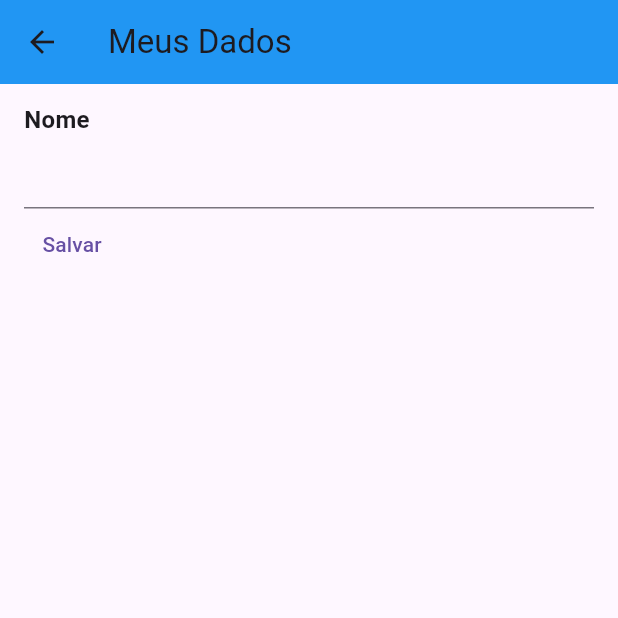
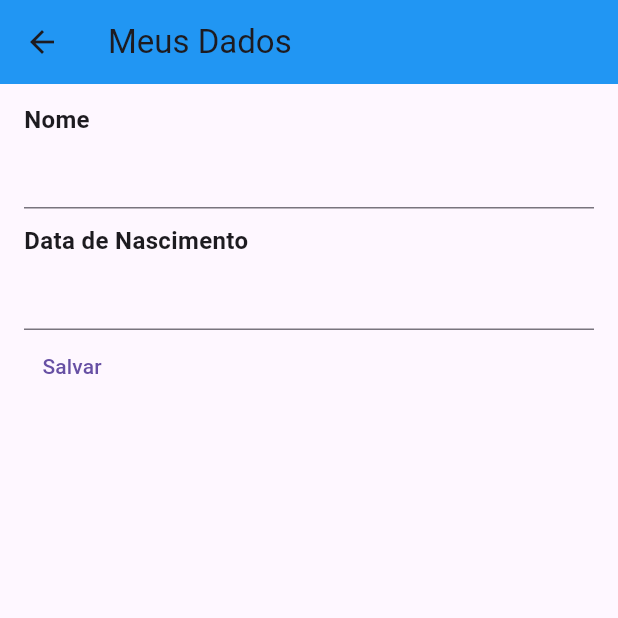
Before and after one commit to hywenklis/dart-flutter, a Flutter app: the DadosCadastraisPageMyWidget screen opened directly, on a phone screen of 412 x 824 dp, the top half of it. Run offline on Flutter 3.47's test engine with Material 3 defaults, Android fonts, the phone set to English and light mode, and no system bars; our stand-ins replace google_fonts; network calls fail.

Commit message:
Manipulando DatePicker

```diff
--- a/flutter/trilhaapp/lib/pages/dados_cadastrais.dart
+++ b/flutter/trilhaapp/lib/pages/dados_cadastrais.dart
@@ -1,4 +1,5 @@
 import 'package:flutter/material.dart';
+import 'package:trilhaapp/shared/widgets/text_label.dart';
 
 class DadosCadastraisPageMyWidget extends StatefulWidget {
   const DadosCadastraisPageMyWidget({super.key});
@@ -11,6 +12,8 @@ class DadosCadastraisPageMyWidget extends StatefulWidget {
 class _DadosCadastraisPageMyWidgetState
     extends State<DadosCadastraisPageMyWidget> {
   var nomeController = TextEditingController(text: "");
+  var dataNascimentoController = TextEditingController(text: "");
+  DateTime? dataNascimento;
 
   @override
   Widget build(BuildContext context) {
@@ -23,12 +26,26 @@ class _DadosCadastraisPageMyWidgetState
         child: Column(
           crossAxisAlignment: CrossAxisAlignment.start,
           children: [
-            const Text(
-              "Nome",
-              style: TextStyle(fontSize: 16, fontWeight: FontWeight.w700),
-            ),
+            const TextLabelMyWidget(text: "Nome"),
             TextField(
               controller: nomeController,
+            ),
+            const SizedBox(height: 10),
+            const TextLabelMyWidget(text: "Data de Nascimento"),
+            TextField(
+              controller: dataNascimentoController,
+              readOnly: true,
+              onTap: () async {
+                var data = await showDatePicker(
+                    context: context,
+                    firstDate: DateTime(1900),
+                    lastDate: DateTime.now());
+
+                if (data != null) {
+                  dataNascimentoController.text = data.toString();
+                  dataNascimento = data;
+                }
+              },
             ),
             TextButton(
                 onPressed: () {
--- /dev/null
+++ b/flutter/trilhaapp/lib/shared/widgets/text_label.dart
@@ -0,0 +1,12 @@
+import 'package:flutter/material.dart';
+
+class TextLabelMyWidget extends StatelessWidget {
+  final String text;
+  const TextLabelMyWidget({super.key, required this.text});
+
+  @override
+  Widget build(BuildContext context) {
+    return Text(text,
+        style: const TextStyle(fontSize: 16, fontWeight: FontWeight.w700));
+  }
+}
```
